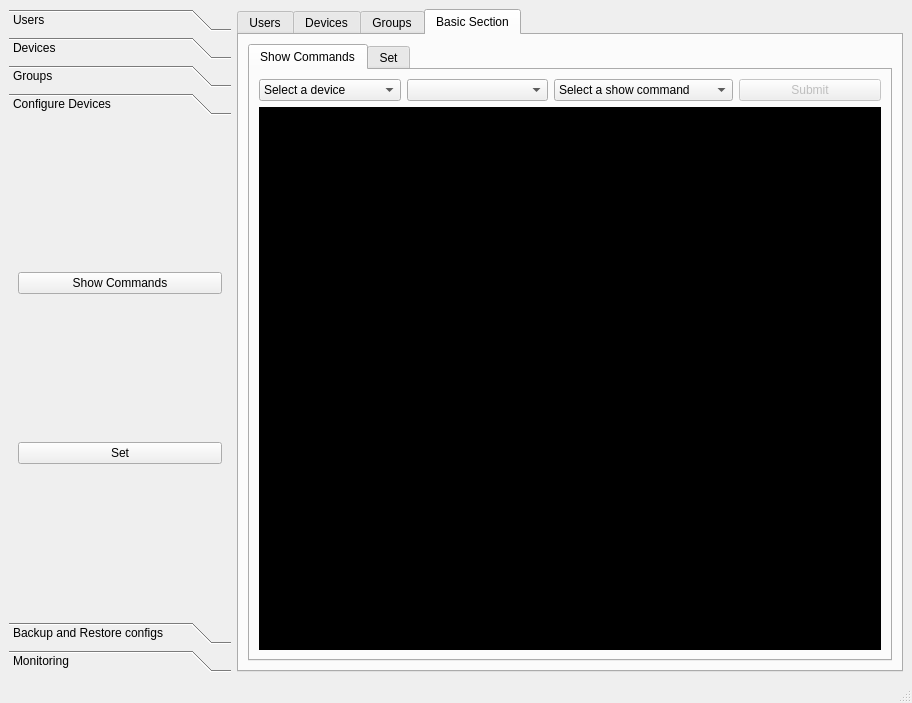
Qt form main.ui (saad909/cnsrc) before a commit.
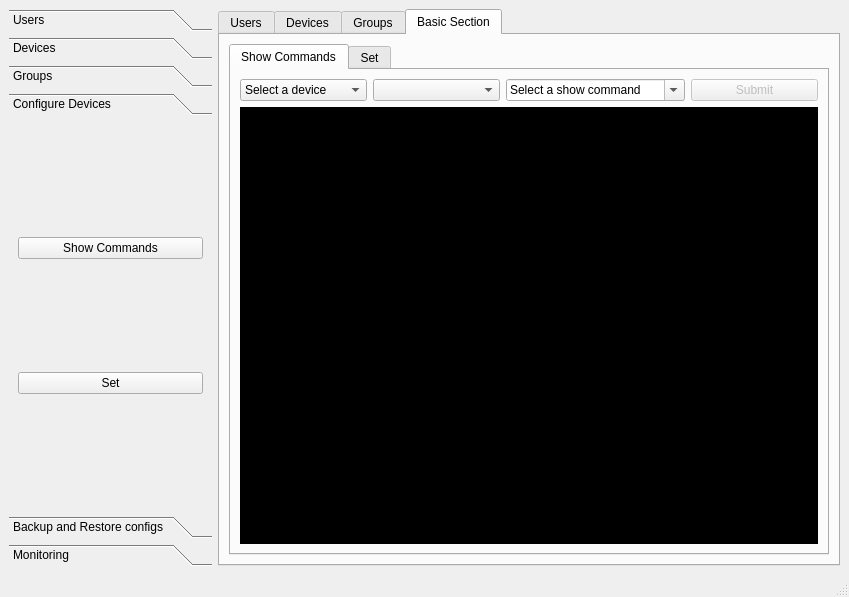
The same form after that commit. The open tabs and pages were chosen to show the change.

```diff
--- a/main.ui
+++ b/main.ui
@@ -6,8 +6,8 @@
    <rect>
     <x>0</x>
     <y>0</y>
-    <width>912</width>
-    <height>703</height>
+    <width>849</width>
+    <height>597</height>
    </rect>
   </property>
   <property name="sizePolicy">
@@ -146,8 +146,8 @@
         <rect>
          <x>0</x>
          <y>0</y>
-         <width>177</width>
-         <height>490</height>
+         <width>176</width>
+         <height>389</height>
         </rect>
        </property>
        <attribute name="label">
@@ -1501,7 +1501,7 @@
             <item row="0" column="2">
              <widget class="QComboBox" name="cb_bt_all_commands">
               <property name="editable">
-               <bool>false</bool>
+               <bool>true</bool>
               </property>
               <property name="maxVisibleItems">
                <number>10</number>
```
Left out of the diff: 27 changed lines with no effect on the pictures.
